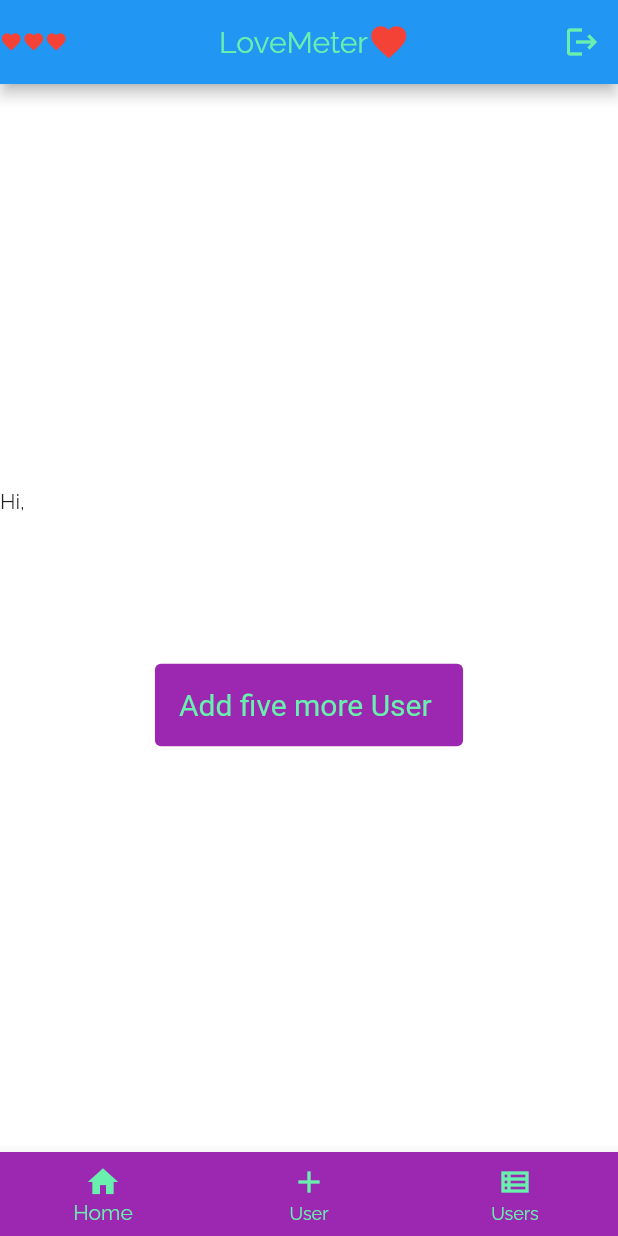
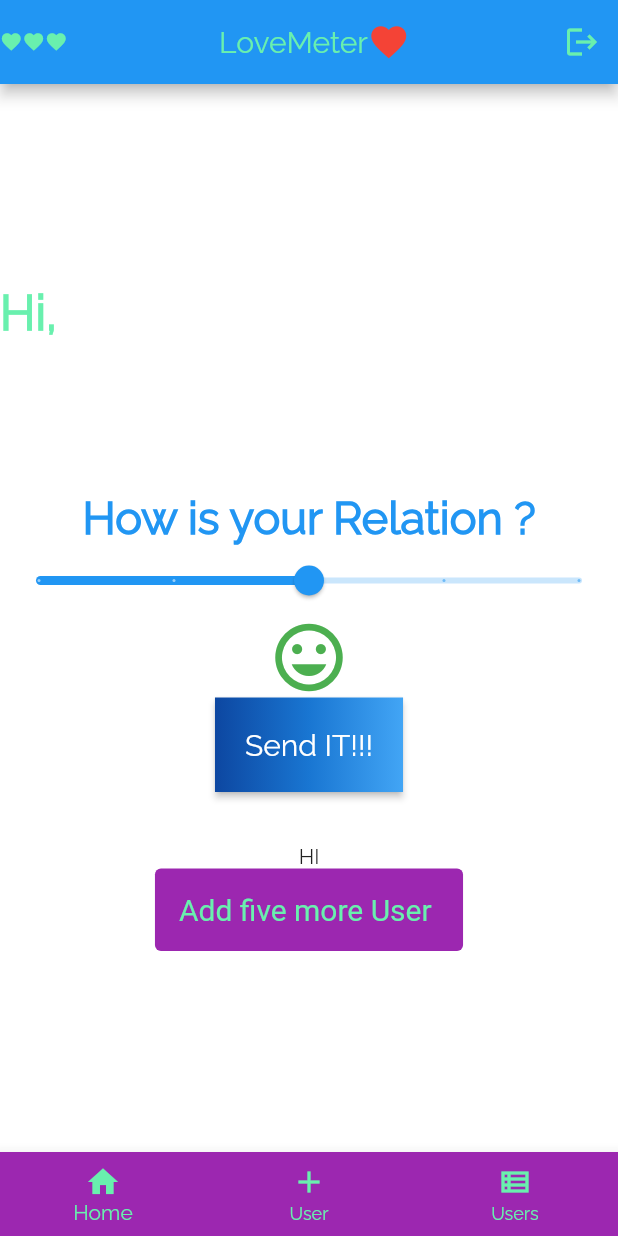
Before and after one commit to FedericoRodriguez/flutter-express, a Flutter app: the screen it shows after launch, on a phone screen of 412 x 824 dp. Run offline on Flutter 3.47's test engine with Material 2 defaults, Android fonts, the phone set to English and light mode, and no system bars; our stand-ins replace flutter_local_notifications, shared_preferences; missing offline and left inert: flutter_session.

Commit message:
UI notifications, update user, icons, feels icon

```diff
--- /dev/null
+++ b/flutter_app/lib/screens/RealationSlider.dart
@@ -0,0 +1,256 @@
+import 'package:flutter/material.dart';
+import 'package:flutter_app/widgets/text_icon.dart';
+import 'package:flutter_app/widgets/feels_icon.dart';
+//import 'package:flutter_app/models/user.dart';
+import 'package:flutter_local_notifications/flutter_local_notifications.dart';
+import 'package:http/http.dart' as http;
+import 'dart:convert';
+import 'package:flutter_session/flutter_session.dart';
+
+class RelationSlider extends StatefulWidget {
+  @override
+  _RelationSlider createState() => _RelationSlider();
+}
+
+class _RelationSlider extends State<RelationSlider> {
+  double _currentSliderValue = 50;
+  bool _isClicked = false;
+  String username = "Fede";
+  Map<String, dynamic> data = {};
+
+  Map<String, String> newUser = {};
+
+  final FlutterLocalNotificationsPlugin fltrNotification =
+      FlutterLocalNotificationsPlugin();
+  @override
+  void initState() {
+    super.initState();
+
+    // Future<dynamic> _userFuture = Future<dynamic>.value(getUser());
+    const AndroidInitializationSettings androidInitialize =
+        AndroidInitializationSettings('lovemeter');
+    const IOSInitializationSettings iOSinitialize = IOSInitializationSettings();
+    final InitializationSettings initializationsSettings =
+        InitializationSettings(android: androidInitialize, iOS: iOSinitialize);
+    //fltrNotification = new FlutterLocalNotificationsPlugin();
+    fltrNotification.initialize(initializationsSettings,
+        onSelectNotification: notificationSelected);
+  }
+
+  Future notificationSelected(String payload) async {
+    showDialog(
+      context: context,
+      builder: (context) => AlertDialog(
+        content: Text("Love has been sent..."),
+      ),
+    );
+  }
+
+  Future _showNotification() async {
+    var androidDetails = new AndroidNotificationDetails(
+        "Channel ID", "Desi programmer", "This is my channel",
+        importance: Importance.max);
+    var iSODetails = new IOSNotificationDetails();
+    var generalNotificationDetails =
+        new NotificationDetails(android: androidDetails, iOS: iSODetails);
+
+    fltrNotification.show(
+        1,
+        "Lovemeter in: ",
+        _currentSliderValue.toInt().toString() + " %",
+        generalNotificationDetails);
+  }
+
+  Widget createListView(BuildContext context, AsyncSnapshot snapshot) {
+    var values = snapshot.data;
+    return SizedBox(
+      height: 200, // constrain height
+      child: ListView.builder(
+        shrinkWrap: true,
+        itemCount: values.length,
+        itemBuilder: (BuildContext context, int index) {
+          return values.isNotEmpty
+              ? Column(
+                  children: <Widget>[
+                    ListTile(
+                      title: Text(values[index].username),
+                    ),
+                    Text(values[index].score),
+                    Divider(
+                      height: 2.0,
+                    ),
+                  ],
+                )
+              : CircularProgressIndicator();
+        },
+      ),
+    );
+  }
+
+  Future _updateUserDBState() async {
+    //update the user data with the new value from the slider
+    // _currentSliderValue
+    dynamic _email = await FlutterSession().get("authToken");
+    String score = _currentSliderValue.toInt().toString();
+
+    Future<http.Response> response =
+        http.put(Uri.http("10.0.2.2:4000", "/api/users/update"),
+            headers: <String, String>{
+              'Content-Type': 'application/json; charset=UTF-8',
+            },
+            body: jsonEncode(<String, String>{
+              'email': _email,
+              'score': score,
+            }));
+    response.then((value) => {
+          print('Update account...'),
+          print('Update account...${value.statusCode}'),
+          if (value.statusCode == 404)
+            {
+              print('Backend message: ${value.statusCode}'),
+              //todo: send error message to UI
+            }
+          else
+            {
+              data = jsonDecode(value.body),
+              if (data['status'] == "200")
+                {
+                  print('Backend message, ${data['message']}!'),
+                  print('Start sending notification...'),
+                  _showNotification(),
+                }
+              else if (data['status'] == "500")
+                {print('Backend message Error: , ${data['message']}!')}
+            }
+        });
+    response.catchError((onError) => {print('Servers Down!')});
+
+    // print('Howdy, ${data['users']}!');
+    // debugPrint(response);
+  }
+
+  Future getUsersData() async {
+    /*  List<User> _userData = await DBProvider.db.getUser();
+    return _userData;
+
+   */
+    /*final Future futureDB = dbconn.initDB();
+    return futureDB.then((db) {
+      Future<List<Trans>> futureTrans = dbconn.trans();
+      futureTrans.then((transList) {
+        setState(() {
+          this.transList = transList;
+        });
+      });
+    });*/
+  }
+
+  @override
+  Widget build(BuildContext context) {
+    return Column(mainAxisAlignment: MainAxisAlignment.center, children: [
+      Text("How is your Relation ?",
+          style: TextStyle(
+              fontSize: 30, color: Colors.blue, fontWeight: FontWeight.bold)),
+      Padding(
+        padding: EdgeInsets.only(top: 0.0, bottom: 0.0),
+        child: Slider(
+          value: _currentSliderValue,
+          min: 0,
+          max: 100,
+          divisions: 4,
+          label: _currentSliderValue.round().toString(),
+          onChanged: (double value) {
+            setState(() {
+              _currentSliderValue = value;
+              _isClicked = false;
+              //_userFuture = getUser();
+            });
+          },
+        ),
+      ),
+      FeelsIcon(_currentSliderValue.round().toString()),
+      Opacity(
+        opacity: _isClicked ? 0.0 : 1.0,
+        child: Padding(
+            padding: EdgeInsets.only(top: 0.0, bottom: .0),
+            child: RaisedButton(
+              onPressed: () {
+                setState(() {
+                  _isClicked = true;
+                });
+                /* var newDBUser = User(
+                    username: username, score: _currentSliderValue.toString());
+
+                DBProvider.db.newUser(newDBUser);
+
+                */
+                _updateUserDBState();
+              },
+              textColor: Colors.white,
+              padding: const EdgeInsets.all(0.0),
+              child: Container(
+                decoration: const BoxDecoration(
+                  gradient: LinearGradient(
+                    colors: <Color>[
+                      Color(0xFF0D47A1),
+                      Color(0xFF1976D2),
+                      Color(0xFF42A5F5),
+                    ],
+                  ),
+                ),
+                padding: const EdgeInsets.all(20.0),
+                child: const Text('Send IT!!!', style: TextStyle(fontSize: 20)),
+              ),
+            )),
+      ),
+      Opacity(
+        opacity: _isClicked ? 1.0 : 0.0,
+        child: Padding(
+            padding: EdgeInsets.only(top: 0.0, bottom: 00.0),
+            child: Text(
+                _currentSliderValue == 100
+                    ? "Now just wait and Enjoy!!!"
+                    : _currentSliderValue == 75
+                        ? "Live the Moment!!!"
+                        : _currentSliderValue == 50
+                            ? "Let's put us Together!!!"
+                            : _currentSliderValue == 25
+                                ? "Come on!!!"
+                                : "Fuck Off!!!",
+                style: TextStyle(
+                    fontSize: 30,
+                    color: _currentSliderValue == 100
+                        ? Colors.red
+                        : _currentSliderValue == 75
+                            ? Colors.green
+                            : _currentSliderValue == 50
+                                ? Colors.green
+                                : _currentSliderValue == 25
+                                    ? Colors.amber
+                                    : Colors.red,
+                    fontWeight: FontWeight.bold))),
+      ),
+      Padding(
+          padding: EdgeInsets.only(top: 0.0, bottom: 0.0),
+          child: FutureBuilder(
+            future: getUsersData(),
+            initialData: [],
+            builder: (context, snapshot) {
+              if (snapshot.data != null && snapshot.connectionState != null)
+                return createListView(context, snapshot);
+
+              return Text('HI');
+              /*if (snapshot != null && snapshot.connectionState != null) {
+                if (!newUser.containsKey('username')) {
+                  newUser = Map<String, String>.from(snapshot.data);
+                }
+                return createListView(context, snapshot);
+               //return Column(children: <Widget>[createListView]);
+              } else {
+                return Text('HI');
+              }*/
+            },
+          ))
+    ]);
+  }
+}
--- a/flutter_app/lib/screens/home.dart
+++ b/flutter_app/lib/screens/home.dart
@@ -6,6 +6,7 @@ import 'package:flutter_app/widgets/text_icon.dart';
 import 'package:flutter_app/widgets/text_welcome.dart';
 import 'package:flutter_session/flutter_session.dart';
 import 'package:flutter_app/widgets/icon_account.dart';
+import 'package:flutter_app/screens/RealationSlider.dart';
 
 class HomePage extends StatefulWidget {
   HomePage() : super();
@@ -21,7 +22,7 @@ class _HomePageState extends State<HomePage> {
   void _onItemTapped(int index) {
     setState(() {
       _selectedIndex = index;
-      // ignore: unnecessary_statements
+      //routing
       index == 1
           ? _createAccount(context)
           : index == 2
@@ -86,6 +87,7 @@ class _HomePageState extends State<HomePage> {
                 children: [
                   TextWelcome(true),
                   SizedBox(height: 100),
+                  RelationSlider(),
                   TextButton(
                     style: TextButton.styleFrom(
                         textStyle: const TextStyle(fontSize: 20),
--- /dev/null
+++ b/flutter_app/lib/widgets/feels_icon.dart
@@ -0,0 +1,57 @@
+import 'dart:async';
+import 'dart:ui';
+
+import 'package:flutter/foundation.dart';
+import 'package:flutter/widgets.dart';
+
+import 'package:flutter/material.dart';
+
+class FeelsIcon extends StatelessWidget {
+  FeelsIcon(this.feelState);
+  final String feelState;
+  @override
+  Widget build(BuildContext context) {
+    // TODO: implement build
+    return Row(
+      mainAxisSize: MainAxisSize.min,
+      children: <Widget>[
+        feelState == '0'
+            ? Icon(
+          Icons.delete,
+          color: Colors.red,
+          size: 54.0,
+        )
+            : feelState == '25'
+            ? Icon(
+          Icons.mood_bad,
+          color: Colors.amber,
+          size: 54.0,
+        )
+            : feelState == '50'
+            ? Icon(
+          Icons.tag_faces,
+          color: Colors.green,
+          size: 54.0,
+        )
+            : feelState == '75'
+            ? Icon(
+          Icons.favorite_outline,
+          color: Colors.green,
+          size: 54.0,
+        )
+            : feelState == '100'
+            ? Icon(
+          Icons.favorite,
+          color: Colors.red,
+          size: 54.0,
+        )
+            : Icon(
+          Icons.hourglass_empty,
+          color: Colors.black,
+          size: 54.0,
+        )
+      ],
+    );
+    //throw UnimplementedError();
+  }
+}
--- a/flutter_app/lib/widgets/text_welcome.dart
+++ b/flutter_app/lib/widgets/text_welcome.dart
@@ -15,7 +15,7 @@ class TextWelcome extends StatelessWidget {
             builder: (context, snapshot) {
               if (snapshot.hasData && snapshot.data != '' && this.named) {
                 return  Expanded(flex: 1,
-                  child: Text('Hi, ${snapshot.data.toString()}'),
+                  child: Text('Hi, ${snapshot.data.toString()}',style: TextStyle(fontWeight: FontWeight.bold, color: Colors.greenAccent, fontSize:32,),),
                 );
               } else if (snapshot.hasData && snapshot.data != '') {
                 return Row(
@@ -23,17 +23,17 @@ class TextWelcome extends StatelessWidget {
                   children: <Widget>[
                     Icon(
                       Icons.favorite,
-                      color: Colors.red,
+                      color: Colors.greenAccent,
                       size: 15.0,
                     ),
                     Icon(
                       Icons.favorite,
-                      color: Colors.red,
+                      color: Colors.greenAccent,
                       size: 15.0,
                     ),
                     Icon(
                       Icons.favorite,
-                      color: Colors.red,
+                      color: Colors.greenAccent,
                       size: 15.0,
                     )
                   ],
--- a/flutter_app/pubspec.yaml
+++ b/flutter_app/pubspec.yaml
@@ -31,7 +31,8 @@ dependencies:
 
   # The following adds the http.
   http: any
-
+  # Notification
+  flutter_local_notifications: ^4.0.0
   # The following adds the session.
   flutter_session:
   shared_preferences: ^0.5.8
```
Also changed, not shown: flutter_app/lib/models/user.dart (added, +29 -0 lines), flutter_app/pubspec.lock, 6 other files.
